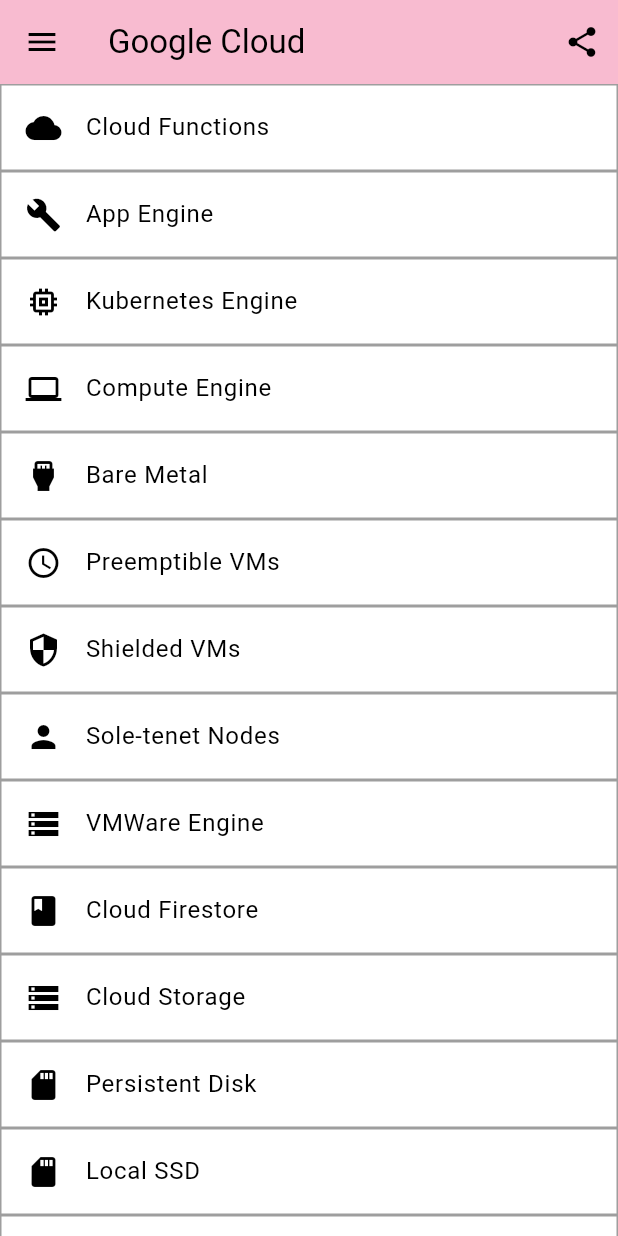
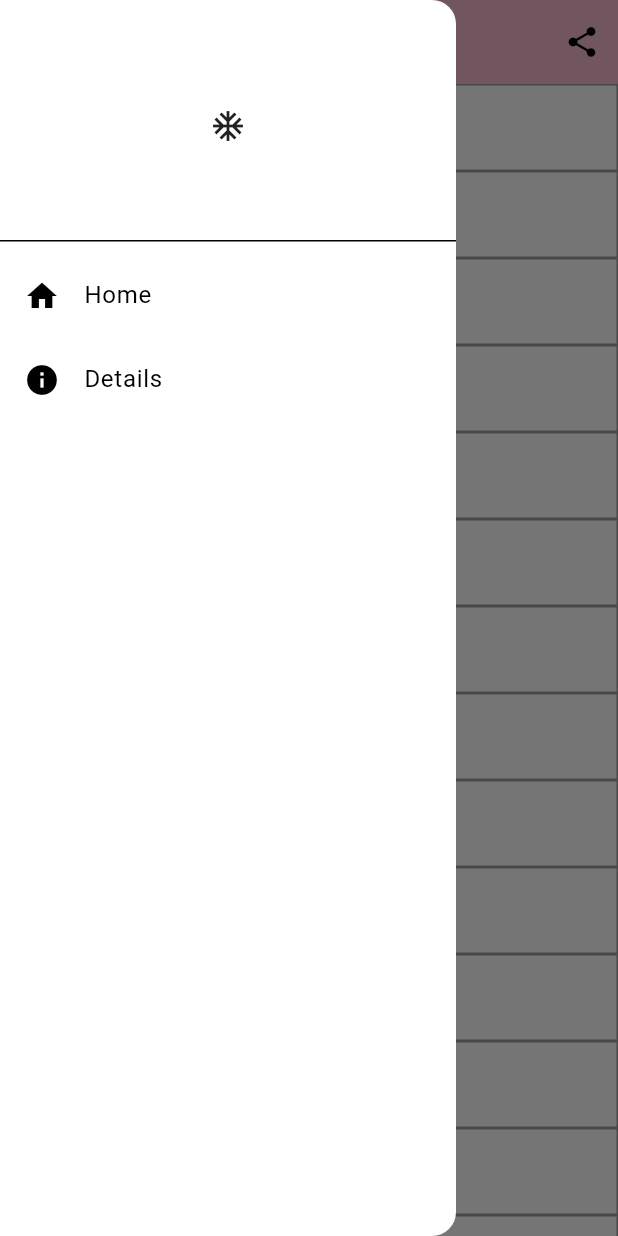
Before and after one commit to IqbalMahbub/Flutter_Lab_Work, a Flutter app: the screen it shows after launch, with the side drawer open (before the commit the screen has no drawer), on a phone screen of 412 x 824 dp. Run offline on Flutter 3.47's test engine with Material 3 defaults, Android fonts, the phone set to English and light mode, and no system bars; missing offline and left inert: dart:js.

Commit message:
complitting drawer

```diff
--- a/lib/main.dart
+++ b/lib/main.dart
@@ -5,6 +5,7 @@
 
 import 'ActionBar.dart';
 import 'AppBarLeading.dart';
+import 'myDrower.dart';
 import 'mySnackBar.dart';
 
 void main(){
@@ -57,7 +58,7 @@
   @override
   Widget build(BuildContext context) {
     return Scaffold(
-      appBar: AppBar(leading:  AppBarLeading(),title: const Text
+      appBar: AppBar(leading: AppBarLeading(), title: const Text
         (title),
         backgroundColor: Colors.pink.shade100,
         actions: [
@@ -65,33 +66,30 @@
         ],),
       body: ListView.builder(
           itemCount: listItem.length,
-          itemBuilder: (context,index){
+          itemBuilder: (context, index) {
             return InkWell(
 
-              onTap: (){
-                int numberOfMonth=index+1;
+              onTap: () {
+                int numberOfMonth = index + 1;
                 Navigator.push(
                     context,
                     MaterialPageRoute(builder: (context) => DetailsActivity(),
                     )
                 );
               },
-            onDoubleTap: (){
-                mySnackBar(context,  listItem[index]['name']);
+              onDoubleTap: () {
+                mySnackBar(context, listItem[index]['name']);
               },
-              child:ListTile(
-                shape: const RoundedRectangleBorder(borderRadius: BorderRadius.zero
-                  ,side:BorderSide(color: Colors.grey),),
-                leading:  Icon(listItem[index]['icon']),
-                title: Text(listItem[index]['name']),) ,
+              child: ListTile(
+                shape: const RoundedRectangleBorder(
+                  borderRadius: BorderRadius.zero
+                  , side: BorderSide(color: Colors.grey),),
+                leading: Icon(listItem[index]['icon']),
+                title: Text(listItem[index]['name']),),
             );
-
           }
       ),
-      drawer: myDrower(),
+      drawer: myDrawer(),
     );
-
   }
-
-  myDrower() {}
 }
--- /dev/null
+++ b/lib/myDrower.dart
@@ -0,0 +1,34 @@
+import 'package:flutter/cupertino.dart';
+import 'package:flutter/material.dart';
+import 'package:flutter/widgets.dart';
+import 'package:lab_work/main.dart';
+
+class myDrawer extends StatelessWidget {
+  @override
+  Widget build(BuildContext context) {
+    return  Drawer(
+      child: ListView(
+        children: [
+          DrawerHeader(child: Icon(Icons.ac_unit_outlined,)),
+          ListTile(
+            leading: const Icon(Icons.home),
+            title: Text('Home'),
+            onTap: (){
+              Navigator.of(context).push(MaterialPageRoute(builder: (context)
+              => const HomeScreen()));
+            }
+          ),
+          ListTile(
+              leading: const Icon(Icons.info),
+              title: Text('Details'),
+              onTap: (){
+                Navigator.of(context).push(MaterialPageRoute(builder: (context)
+                => const HomeScreen()));
+              }
+          ),
+        ],
+      ),
+    );
+  }
+
+}
```
